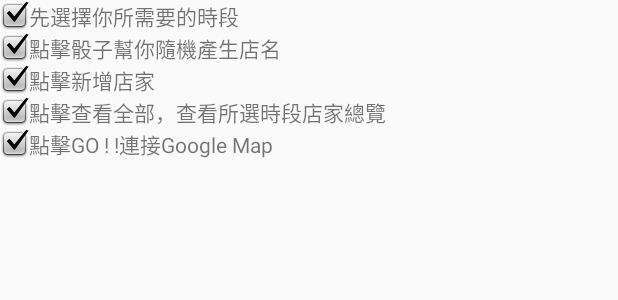
After one commit to willy010074/Justeat, an Android app: the layout info.xml on its own in the app's theme, with its tools: preview values and no code run, on a phone screen of 412 x 824 dp. The commit adds this screen. Shown: the top 300 px of the screen. Run offline under Robolectric (Android 15) with nearby library versions, the phone set to English and light mode, and no system bars.

Commit message:
all done

```diff
--- a/app/src/main/res/layout/activity_list.xml
+++ b/app/src/main/res/layout/activity_list.xml
@@ -4,11 +4,12 @@
     xmlns:tools="http://schemas.android.com/tools"
     android:layout_width="match_parent"
     android:layout_height="match_parent"
+    android:background="@drawable/quater_background"
     tools:context="com.example.chungyu.justeat.ListActivity">
 
     <ListView
         android:id="@+id/list"
-        android:layout_width="match_parent"
+        android:layout_width="0dp"
         android:layout_height="wrap_content"
         app:layout_constraintBottom_toBottomOf="parent"
         app:layout_constraintLeft_toLeftOf="parent"
--- /dev/null
+++ b/app/src/main/res/layout/info.xml
@@ -0,0 +1,40 @@
+<?xml version="1.0" encoding="utf-8"?>
+<LinearLayout xmlns:android="http://schemas.android.com/apk/res/android"
+    android:orientation="vertical" android:layout_width="match_parent"
+    android:layout_height="match_parent">
+
+    <TextView
+        android:id="@+id/textView9"
+        android:layout_width="wrap_content"
+        android:layout_height="wrap_content"
+        android:drawableLeft="@android:drawable/checkbox_on_background"
+        android:text="先選擇你所需要的時段" />
+
+    <TextView
+        android:id="@+id/textView10"
+        android:layout_width="wrap_content"
+        android:layout_height="wrap_content"
+        android:drawableLeft="@android:drawable/checkbox_on_background"
+        android:text="點擊骰子幫你隨機產生店名" />
+
+    <TextView
+        android:id="@+id/textView11"
+        android:layout_width="wrap_content"
+        android:layout_height="wrap_content"
+        android:drawableLeft="@android:drawable/checkbox_on_background"
+        android:text="點擊新增店家" />
+
+    <TextView
+        android:id="@+id/textView12"
+        android:layout_width="wrap_content"
+        android:layout_height="wrap_content"
+        android:drawableLeft="@android:drawable/checkbox_on_background"
+        android:text="點擊查看全部，查看所選時段店家總覽" />
+
+    <TextView
+        android:id="@+id/textView13"
+        android:layout_width="wrap_content"
+        android:layout_height="wrap_content"
+        android:drawableLeft="@android:drawable/checkbox_on_background"
+        android:text="點擊GO ! !連接Google Map" />
+</LinearLayout>
```
Also changed, not shown: app/src/main/AndroidManifest.xml (+4 -3 lines), app/src/main/java/com/example/chungyu/justeat/MainActivity.java (+13 -0 lines), app/src/main/res/layout/activity_main.xml (+126 -69 lines), app/src/main/res/drawable/add.png (added), app/src/main/res/drawable/all.png (added), app/src/main/res/drawable/gray_background.png (added), app/src/main/res/drawable/half_background.png (added), app/src/main/res/drawable/ic_final.png (added), app/src/main/res/drawable/ic_new.png (added), app/src/main/res/drawable/info.png (added), app/src/main/res/drawable/my_title.png (added), app/src/main/res/drawable/new_background.png (added), app/src/main/res/drawable/new_title.png (added), app/src/main/res/drawable/plus.png (added), 4 more files.
